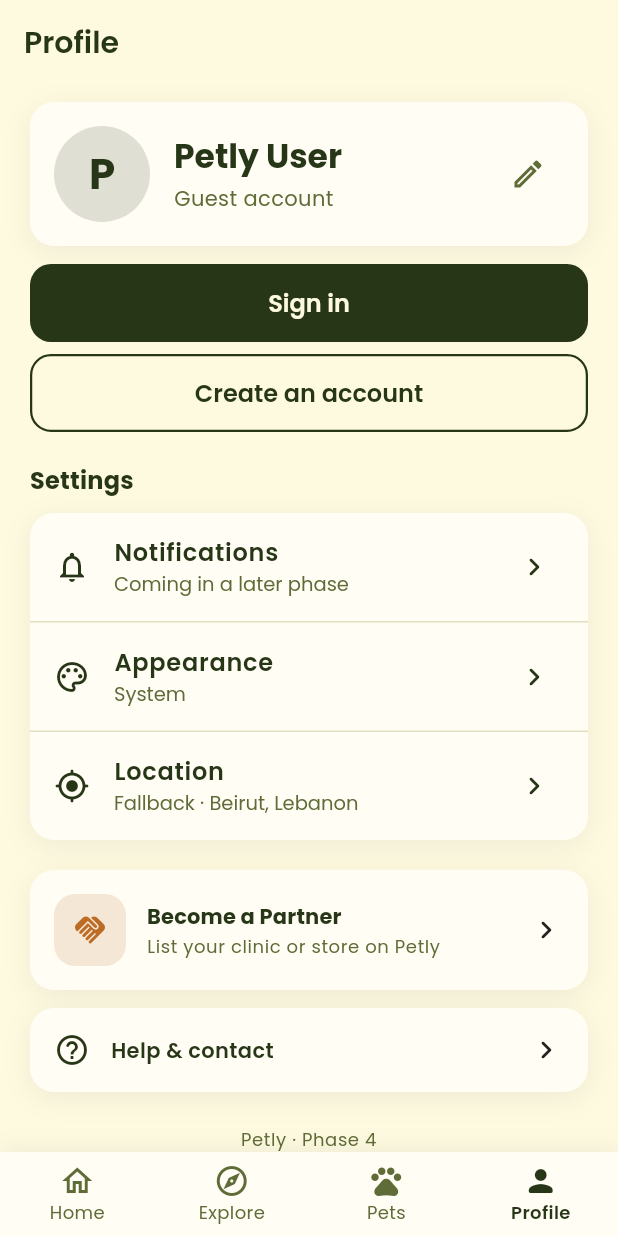
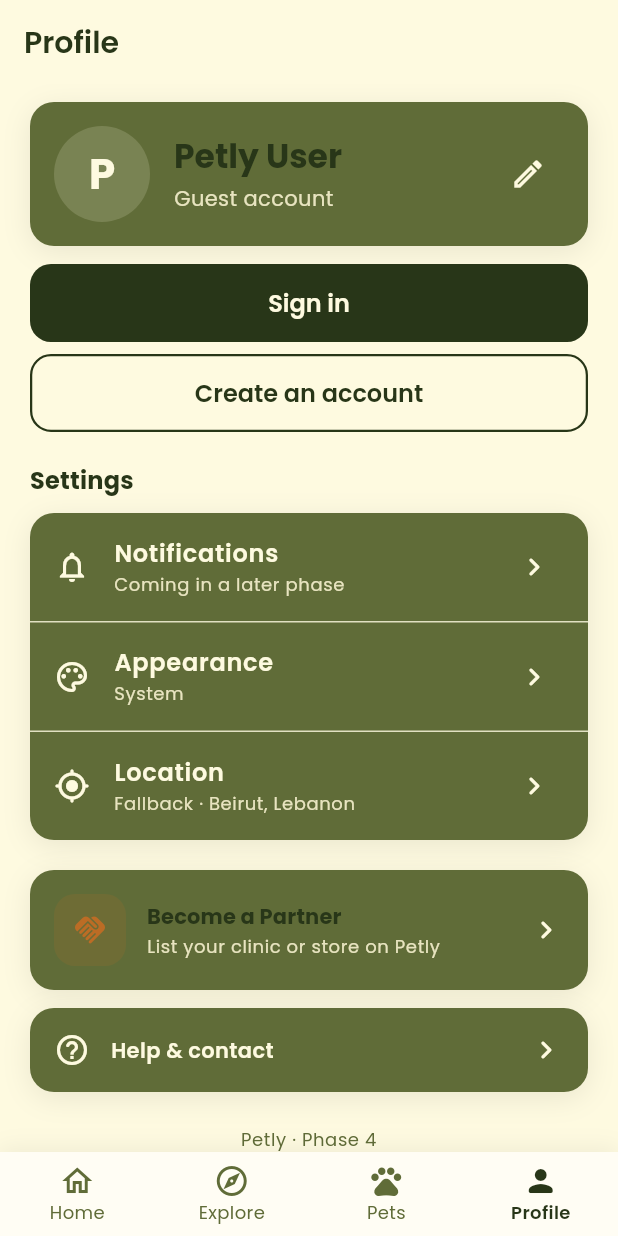
Before and after one commit to charbel12/petly, a Flutter app: the screen it shows after launch, item 4 of the bottom bar chosen, on a phone screen of 412 x 824 dp. Run offline on Flutter 3.47's test engine with Material 3 defaults, Android fonts, the phone set to English and light mode, and no system bars; our stand-ins replace connectivity_plus, dio, flutter_riverpod, flutter_secure_storage, flutter_svg, geolocator and 3 more; network calls fail.

Commit message:
Use cornsilk for the page and olive for card surfaces
Listing, profile, and pet cards now sit on olive-leaf with cream type so
they separate from the creamy background. Search, inputs, and the nav bar
stay cornsilk.

Co-authored-by: charbel12 <charbel12@users.noreply.github.com>

```diff
--- a/mobile/lib/core/theme/app_theme.dart
+++ b/mobile/lib/core/theme/app_theme.dart
@@ -48,7 +48,7 @@ class AppTheme {
         ),
       ),
       cardTheme: CardThemeData(
-        color: tokens.surface,
+        color: tokens.card,
         elevation: 0,
         shape: RoundedRectangleBorder(
           borderRadius: BorderRadius.circular(AppTokens.radiusLg),
--- a/mobile/lib/core/theme/app_tokens.dart
+++ b/mobile/lib/core/theme/app_tokens.dart
@@ -12,6 +12,9 @@ class AppTokens {
     required this.brandSecondarySoft,
     required this.background,
     required this.surface,
+    required this.card,
+    required this.onCard,
+    required this.onCardMuted,
     required this.textPrimary,
     required this.textMuted,
     required this.border,
@@ -32,6 +35,9 @@ class AppTokens {
   final Color brandSecondarySoft;
   final Color background;
   final Color surface;
+  final Color card;
+  final Color onCard;
+  final Color onCardMuted;
   final Color textPrimary;
   final Color textMuted;
   final Color border;
@@ -52,6 +58,9 @@ class AppTokens {
     brandSecondarySoft: Color(AppColors.sunlitClay),
     background: Color(AppColors.cornsilk),
     surface: Color(AppColors.cornsilkSurface),
+    card: Color(AppColors.oliveLeaf),
+    onCard: Color(AppColors.cornsilk),
+    onCardMuted: Color(0xFFE8E4C0),
     textPrimary: Color(AppColors.blackForest),
     textMuted: Color(AppColors.oliveLeaf),
     border: Color(AppColors.oliveMist),
@@ -73,6 +82,9 @@ class AppTokens {
     brandSecondarySoft: Color(AppColors.sunlitClay),
     background: Color(AppColors.blackForest),
     surface: Color(AppColors.forestCanopy),
+    card: Color(AppColors.oliveLeaf),
+    onCard: Color(AppColors.cornsilk),
+    onCardMuted: Color(0xFFE8E4C0),
     textPrimary: Color(AppColors.cornsilk),
     textMuted: Color(AppColors.sageMist),
     border: Color(AppColors.oliveLeaf),
--- a/mobile/lib/core/widgets/soft_card.dart
+++ b/mobile/lib/core/widgets/soft_card.dart
@@ -18,17 +18,16 @@ class SoftCard extends StatelessWidget {
   @override
   Widget build(BuildContext context) {
     final tokens = AppTokens.of(context);
+    final theme = Theme.of(context);
     return Container(
       margin: margin,
       decoration: BoxDecoration(
-        color: tokens.surface,
+        color: tokens.card,
         borderRadius: BorderRadius.circular(16),
         boxShadow: [
           BoxShadow(
             color: Colors.black.withValues(
-              alpha: Theme.of(context).brightness == Brightness.dark
-                  ? 0.28
-                  : 0.06,
+              alpha: theme.brightness == Brightness.dark ? 0.28 : 0.08,
             ),
             blurRadius: 16,
             offset: const Offset(0, 4),
@@ -40,7 +39,30 @@ class SoftCard extends StatelessWidget {
         color: Colors.transparent,
         child: InkWell(
           onTap: onTap,
-          child: Padding(padding: padding, child: child),
+          child: Theme(
+            data: theme.copyWith(
+              textTheme: theme.textTheme.apply(
+                bodyColor: tokens.onCard,
+                displayColor: tokens.onCard,
+              ),
+              iconTheme: IconThemeData(color: tokens.onCard),
+              dividerColor: tokens.onCard.withValues(alpha: 0.18),
+              listTileTheme: ListTileThemeData(
+                iconColor: tokens.onCard,
+                textColor: tokens.onCard,
+                subtitleTextStyle: theme.textTheme.bodySmall?.copyWith(
+                  color: tokens.onCardMuted,
+                ),
+              ),
+            ),
+            child: IconTheme(
+              data: IconThemeData(color: tokens.onCard),
+              child: DefaultTextStyle.merge(
+                style: TextStyle(color: tokens.onCard),
+                child: Padding(padding: padding, child: child),
+              ),
+            ),
+          ),
         ),
       ),
     );
--- a/mobile/lib/features/profile/presentation/profile_screen.dart
+++ b/mobile/lib/features/profile/presentation/profile_screen.dart
@@ -60,13 +60,13 @@ class ProfileScreen extends ConsumerWidget {
                   children: [
                     CircleAvatar(
                       radius: 32,
-                      backgroundColor: tokens.brandPrimary.withValues(alpha: 0.15),
+                      backgroundColor: tokens.onCard.withValues(alpha: 0.16),
                       child: Text(
                         user.name.isNotEmpty ? user.name[0].toUpperCase() : '?',
                         style: TextStyle(
                           fontSize: 28,
                           fontWeight: FontWeight.w700,
-                          color: tokens.brandPrimary,
+                          color: tokens.onCard,
                         ),
                       ),
                     ),
@@ -89,7 +89,7 @@ class ProfileScreen extends ConsumerWidget {
                                 .textTheme
                                 .bodyMedium
                                 ?.copyWith(
-                                  color: tokens.textMuted,
+                                  color: tokens.onCardMuted,
                                 ),
                           ),
                           if (user.role != null && !user.isGuest) ...[
@@ -100,7 +100,7 @@ class ProfileScreen extends ConsumerWidget {
                                   .textTheme
                                   .bodySmall
                                   ?.copyWith(
-                                    color: tokens.brandPrimary,
+                                    color: tokens.brandAccent,
                                     fontWeight: FontWeight.w600,
                                   ),
                             ),
@@ -263,7 +263,7 @@ class ProfileScreen extends ConsumerWidget {
                             'List your clinic or store on Petly',
                             style:
                                 Theme.of(context).textTheme.bodySmall?.copyWith(
-                                      color: tokens.textMuted,
+                                      color: tokens.onCardMuted,
                                     ),
                           ),
                         ],
@@ -284,7 +284,7 @@ class ProfileScreen extends ConsumerWidget {
                 ),
                 child: Row(
                   children: [
-                    Icon(Icons.help_outline_rounded, color: tokens.brandPrimary),
+                    Icon(Icons.help_outline_rounded, color: tokens.onCard),
                     SizedBox(width: 14),
                     Expanded(
                       child: Text(
@@ -453,11 +453,11 @@ class _SettingsTile extends StatelessWidget {
   @override
   Widget build(BuildContext context) {
     return ListTile(
-      leading: Icon(icon, color: AppTokens.of(context).brandPrimary),
+      leading: Icon(icon, color: AppTokens.of(context).onCard),
       title: Text(title, style: const TextStyle(fontWeight: FontWeight.w600)),
       subtitle: Text(
         subtitle,
-        style: TextStyle(color: AppTokens.of(context).textMuted),
+        style: TextStyle(color: AppTokens.of(context).onCardMuted),
       ),
       trailing: const Icon(Icons.chevron_right_rounded),
       onTap: onTap,
--- a/mobile/lib/features/stores/presentation/store_detail_screen.dart
+++ b/mobile/lib/features/stores/presentation/store_detail_screen.dart
@@ -85,7 +85,7 @@ class StoreDetailScreen extends ConsumerWidget {
                           const SizedBox(height: 16),
                           Row(
                             children: [
-                              Icon(Icons.place_outlined, color: tokens.brandPrimary),
+                              Icon(Icons.place_outlined, color: tokens.onCard),
                               const SizedBox(width: 8),
                               Expanded(child: Text(store.location)),
                             ],
@@ -93,7 +93,7 @@ class StoreDetailScreen extends ConsumerWidget {
                           const SizedBox(height: 8),
                           Row(
                             children: [
-                              Icon(Icons.near_me_outlined, color: tokens.brandPrimary),
+                              Icon(Icons.near_me_outlined, color: tokens.onCard),
                               const SizedBox(width: 8),
                               Text(store.distanceAndLocation),
                             ],
@@ -101,7 +101,7 @@ class StoreDetailScreen extends ConsumerWidget {
                           const SizedBox(height: 8),
                           Row(
                             children: [
-                              Icon(Icons.schedule_rounded, color: tokens.brandPrimary),
+                              Icon(Icons.schedule_rounded, color: tokens.onCard),
                               const SizedBox(width: 8),
                               Text(store.isOpenNow ? 'Open now' : 'Closed'),
                             ],
```
Also changed, not shown: mobile/lib/core/widgets/skeleton.dart (+5 -5 lines), mobile/lib/features/pets/presentation/pets_screen.dart (+4 -4 lines), mobile/lib/features/stores/widgets/store_card.dart (+4 -4 lines), mobile/lib/features/vets/presentation/vet_detail_screen.dart (+9 -6 lines), mobile/lib/features/vets/widgets/vet_card.dart (+4 -4 lines), 1 other file.
